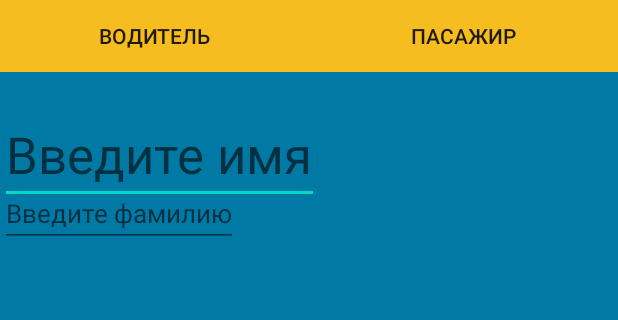
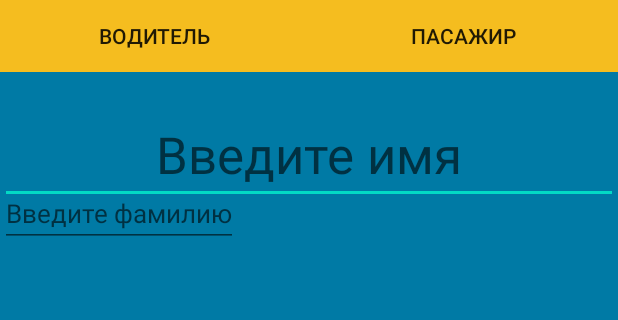
Before and after one commit to Artem1602/Transport_helper, an Android app: the screen it shows after launch (Login_activity), on a phone screen of 412 x 824 dp, the part 264-584 px from its top. Run offline under Robolectric (Android 15) with nearby library versions, the phone set to English and light mode, and no system bars.

Commit message:
login activity

```diff
--- a/app/src/main/java/ua/study/transporthelper/Login_activity.java
+++ b/app/src/main/java/ua/study/transporthelper/Login_activity.java
@@ -10,5 +10,6 @@ public class Login_activity extends AppCompatActivity {
     protected void onCreate(Bundle savedInstanceState) {
         super.onCreate(savedInstanceState);
         setContentView(R.layout.login_activity);
+
     }
 }
--- a/app/src/main/res/layout/login_activity.xml
+++ b/app/src/main/res/layout/login_activity.xml
@@ -51,10 +51,12 @@
         android:layout_height="wrap_content"
         android:layout_marginTop="190dp">
     <EditText
-    android:layout_width="wrap_content"
+    android:layout_width="match_parent"
+        android:textAlignment="center"
     android:layout_height="match_parent"
     android:textSize="34sp"
-        android:layout_gravity="center"
+    android:layout_gravity="center"
+        android:layout_weight="1"
     android:hint="Введите имя"
     />
     </LinearLayout>
```
